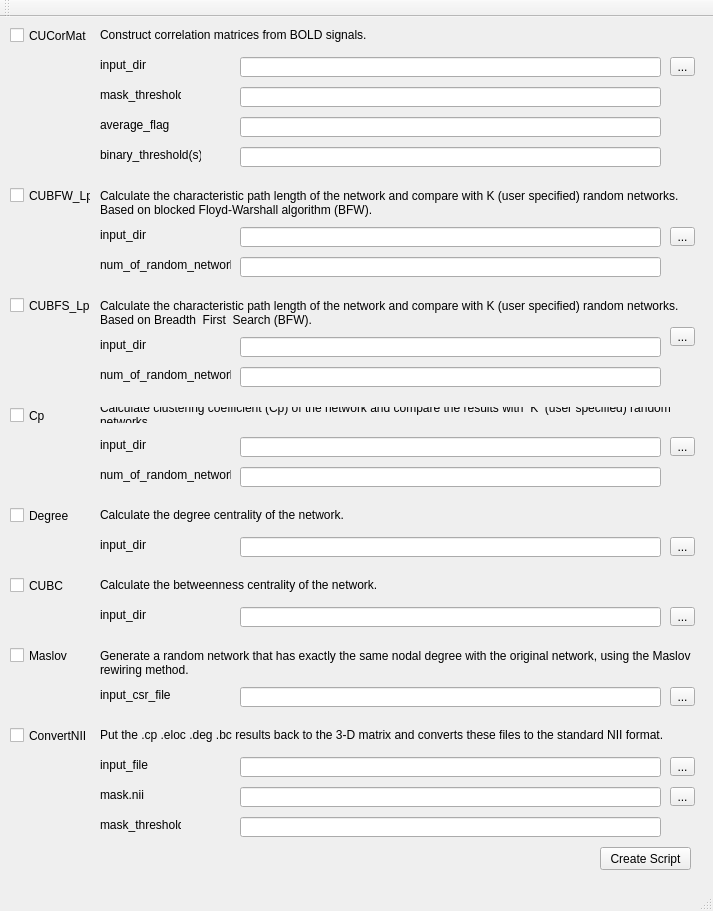
Old version of the form BNALauncher/mainwindow.ui in the repository phisiart/BNALauncher.
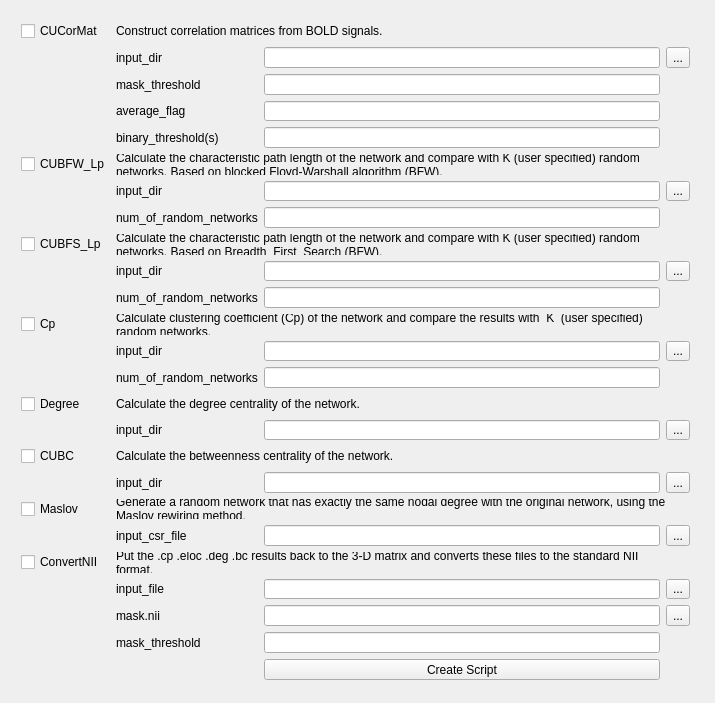
New version of the form.

```diff
--- a/BNALauncher/mainwindow.ui
+++ b/BNALauncher/mainwindow.ui
@@ -12,8 +12,8 @@
    <rect>
     <x>0</x>
     <y>0</y>
-    <width>713</width>
-    <height>911</height>
+    <width>715</width>
+    <height>703</height>
    </rect>
   </property>
   <property name="sizePolicy">
@@ -38,764 +38,394 @@
    <string>BNA Launcher</string>
   </property>
   <widget class="QWidget" name="centralWidget">
-   <widget class="QCheckBox" name="checkCUCorMat">
+   <widget class="QWidget" name="layoutWidget">
     <property name="geometry">
      <rect>
       <x>10</x>
       <y>10</y>
-      <width>91</width>
-      <height>17</height>
+      <width>691</width>
+      <height>681</height>
      </rect>
     </property>
-    <property name="text">
-     <string>CUCorMat</string>
-    </property>
+    <layout class="QGridLayout" name="gridLayout">
+     <item row="0" column="0">
+      <widget class="QCheckBox" name="checkCUCorMat">
+       <property name="text">
+        <string>CUCorMat</string>
+       </property>
+      </widget>
+     </item>
+     <item row="0" column="1" colspan="6">
+      <widget class="QLabel" name="label">
+       <property name="font">
+        <font>
+         <underline>false</underline>
+        </font>
+       </property>
+       <property name="text">
+        <string>Construct correlation matrices from BOLD signals.</string>
+       </property>
+       <property name="wordWrap">
+        <bool>true</bool>
+       </property>
+      </widget>
+     </item>
+     <item row="1" column="1">
+      <widget class="QLabel" name="labelCUCorMat_input_dir">
+       <property name="text">
+        <string>input_dir</string>
+       </property>
+      </widget>
+     </item>
+     <item row="1" column="6">
+      <widget class="QLineEdit" name="lineEditCUCorMat_input_dir">
+       <property name="clearButtonEnabled">
+        <bool>false</bool>
+       </property>
+      </widget>
+     </item>
+     <item row="1" column="7">
+      <widget class="QToolButton" name="toolButtonCUCorMat_input_dir">
+       <property name="text">
+        <string>...</string>
+       </property>
+      </widget>
+     </item>
+     <item row="2" column="1" colspan="3">
+      <widget class="QLabel" name="labelCUCorMat_mask_threshold">
+       <property name="text">
+        <string>mask_threshold</string>
+       </property>
+      </widget>
+     </item>
+     <item row="2" column="6">
+      <widget class="QLineEdit" name="lineEditCUCorMat_mask_threshold"/>
+     </item>
+     <item row="3" column="1" colspan="2">
+      <widget class="QLabel" name="labelCUCorMat_average_flag">
+       <property name="text">
+        <string>average_flag</string>
+       </property>
+      </widget>
+     </item>
+     <item row="3" column="6">
+      <widget class="QLineEdit" name="lineEditCUCorMat_average_flag"/>
+     </item>
+     <item row="4" column="1" colspan="4">
+      <widget class="QLabel" name="labelCUCorMat_binary_thresholds">
+       <property name="text">
+        <string>binary_threshold(s)</string>
+       </property>
+      </widget>
+     </item>
+     <item row="4" column="6">
+      <widget class="QLineEdit" name="lineEditCUCorMat_binary_thresholds"/>
+     </item>
+     <item row="5" column="0">
+      <widget class="QCheckBox" name="checkCUBFW_Lp">
+       <property name="text">
+        <string>CUBFW_Lp</string>
+       </property>
+      </widget>
+     </item>
+     <item row="5" column="1" colspan="7">
+      <widget class="QLabel" name="label_2">
+       <property name="text">
+        <string>Calculate the characteristic path length of the network and compare with K (user specified) random networks. Based on blocked Floyd-Warshall algorithm (BFW).</string>
+       </property>
+       <property name="wordWrap">
+        <bool>true</bool>
+       </property>
+      </widget>
+     </item>
+     <item row="6" column="1">
+      <widget class="QLabel" name="labelCUBFW_Lp_input_dir">
+       <property name="text">
+        <string>input_dir</string>
+       </property>
+      </widget>
+     </item>
+     <item row="6" column="6">
+      <widget class="QLineEdit" name="lineEditCUBFW_Lp_input_dir"/>
+     </item>
+     <item row="6" column="7">
+      <widget class="QToolButton" name="toolButtonCUBFW_Lp_input_dir">
+       <property name="text">
+        <string>...</string>
+       </property>
+      </widget>
+     </item>
+     <item row="7" column="1" colspan="5">
+      <widget class="QLabel" name="labelCUBFW_Lp_num_of_random_networks">
+       <property name="text">
+        <string>num_of_random_networks</string>
+       </property>
+      </widget>
+     </item>
+     <item row="7" column="6">
+      <widget class="QLineEdit" name="lineEditCUBFW_Lp_num_of_random_networks"/>
+     </item>
+     <item row="8" column="0">
+      <widget class="QCheckBox" name="checkCUBFS_Lp">
+       <property name="text">
+        <string>CUBFS_Lp</string>
+       </property>
+      </widget>
+     </item>
+     <item row="8" column="1" colspan="7">
+      <widget class="QLabel" name="label_3">
+       <property name="text">
+        <string>Calculate the characteristic path length of the network and compare with K (user specified) random networks. Based on Breadth  First  Search (BFW).</string>
+       </property>
+       <property name="wordWrap">
+        <bool>true</bool>
+       </property>
+      </widget>
+     </item>
+     <item row="9" column="1">
+      <widget class="QLabel" name="labelCUBFS_Lp_input_dir">
+       <property name="text">
+        <string>input_dir</string>
+       </property>
+      </widget>
+     </item>
+     <item row="9" column="6">
+      <widget class="QLineEdit" name="lineEditCUBFS_Lp_input_dir"/>
+     </item>
+     <item row="9" column="7">
+      <widget class="QToolButton" name="toolButtonCUBFS_Lp_input_dir">
+       <property name="text">
+        <string>...</string>
+       </property>
+      </widget>
+     </item>
+     <item row="10" column="1" colspan="5">
+      <widget class="QLabel" name="labelCUBFS_Lp_num_of_random_networks">
+       <property name="text">
+        <string>num_of_random_networks</string>
+       </property>
+      </widget>
+     </item>
+     <item row="10" column="6">
+      <widget class="QLineEdit" name="lineEditCUBFS_Lp_num_of_random_networks"/>
+     </item>
+     <item row="11" column="0">
+      <widget class="QCheckBox" name="checkCP">
+       <property name="text">
+        <string>Cp</string>
+       </property>
+      </widget>
+     </item>
+     <item row="11" column="1" colspan="6">
+      <widget class="QLabel" name="label_4">
+       <property name="text">
+        <string>Calculate clustering coefficient (Cp) of the network and compare the results with  K  (user specified) random networks.</string>
+       </property>
+       <property name="wordWrap">
+        <bool>true</bool>
+       </property>
+      </widget>
+     </item>
+     <item row="12" column="1">
+      <widget class="QLabel" name="labelCp_input_dir">
+       <property name="text">
+        <string>input_dir</string>
+       </property>
+      </widget>
+     </item>
+     <item row="12" column="6">
+      <widget class="QLineEdit" name="lineEditCp_input_dir"/>
+     </item>
+     <item row="12" column="7">
+      <widget class="QToolButton" name="toolButtonCp_input_dir">
+       <property name="text">
+        <string>...</string>
+       </property>
+      </widget>
+     </item>
+     <item row="13" column="1" colspan="5">
+      <widget class="QLabel" name="labelCp_num_of_random_networks">
+       <property name="text">
+        <string>num_of_random_networks</string>
+       </property>
+      </widget>
+     </item>
+     <item row="13" column="6">
+      <widget class="QLineEdit" name="lineEditCp_num_of_random_networks"/>
+     </item>
+     <item row="14" column="0">
+      <widget class="QCheckBox" name="checkDegree">
+       <property name="text">
+        <string>Degree</string>
+       </property>
+      </widget>
+     </item>
+     <item row="14" column="1" colspan="6">
+      <widget class="QLabel" name="label_5">
+       <property name="text">
+        <string>Calculate the degree centrality of the network.</string>
+       </property>
+       <property name="wordWrap">
+        <bool>true</bool>
+       </property>
+      </widget>
+     </item>
+     <item row="15" column="1">
+      <widget class="QLabel" name="labelDegree_input_dir">
+       <property name="text">
+        <string>input_dir</string>
+       </property>
+      </widget>
+     </item>
+     <item row="15" column="6">
+      <widget class="QLineEdit" name="lineEditDegree_input_dir"/>
+     </item>
+     <item row="15" column="7">
+      <widget class="QToolButton" name="toolButtonDegree_input_dir">
+       <property name="text">
+        <string>...</string>
+       </property>
+      </widget>
+     </item>
+     <item row="16" column="0">
+      <widget class="QCheckBox" name="checkCUBC">
+       <property name="text">
+        <string>CUBC</string>
+       </property>
+      </widget>
+     </item>
+     <item row="16" column="1" colspan="6">
+      <widget class="QLabel" name="label_6">
+       <property name="text">
+        <string>Calculate the betweenness centrality of the network.</string>
+       </property>
+       <property name="wordWrap">
+        <bool>true</bool>
+       </property>
+      </widget>
+     </item>
+     <item row="17" column="1">
+      <widget class="QLabel" name="labelCUBC_input_dir">
+       <property name="text">
+        <string>input_dir</string>
+       </property>
+      </widget>
+     </item>
+     <item row="17" column="6">
+      <widget class="QLineEdit" name="lineEditCUBC_input_dir"/>
+     </item>
+     <item row="17" column="7">
+      <widget class="QToolButton" name="toolButtonCUBC_input_dir">
+       <property name="text">
+        <string>...</string>
+       </property>
+      </widget>
+     </item>
+     <item row="18" column="0">
+      <widget class="QCheckBox" name="checkMaslov">
+       <property name="text">
+        <string>Maslov</string>
+       </property>
+      </widget>
+     </item>
+     <item row="18" column="1" colspan="7">
+      <widget class="QLabel" name="label_7">
+       <property name="text">
+        <string>Generate a random network that has exactly the same nodal degree with the original network, using the Maslov rewiring method.</string>
+       </property>
+       <property name="wordWrap">
+        <bool>true</bool>
+       </property>
+      </widget>
+     </item>
+     <item row="19" column="1" colspan="2">
+      <widget class="QLabel" name="labelMaslov_input_csr_file">
+       <property name="text">
+        <string>input_csr_file</string>
+       </property>
+      </widget>
+     </item>
+     <item row="19" column="6">
+      <widget class="QLineEdit" name="lineEditMaslov_input_csr_file"/>
+     </item>
+     <item row="19" column="7">
+      <widget class="QToolButton" name="toolButtonMaslov_input_csr_file">
+       <property name="text">
+        <string>...</string>
+       </property>
+      </widget>
+     </item>
+     <item row="20" column="0">
+      <widget class="QCheckBox" name="checkConvertNII">
+       <property name="text">
+        <string>ConvertNII</string>
+       </property>
+      </widget>
+     </item>
+     <item row="20" column="1" colspan="6">
+      <widget class="QLabel" name="label_8">
+       <property name="text">
+        <string>Put the .cp .eloc .deg .bc results back to the 3-D matrix and converts these files to the standard NII format.</string>
+       </property>
+       <property name="wordWrap">
+        <bool>true</bool>
+       </property>
+      </widget>
+     </item>
+     <item row="21" column="1">
+      <widget class="QLabel" name="labelConvertNII_input_file">
+       <property name="text">
+        <string>input_file</string>
+       </property>
+      </widget>
+     </item>
+     <item row="21" column="6">
+      <widget class="QLineEdit" name="lineEditConvertNII_input_file"/>
+     </item>
+     <item row="21" column="7">
+      <widget class="QToolButton" name="toolButtonConvertNII_input_file">
+       <property name="text">
+        <string>...</string>
+       </property>
+      </widget>
+     </item>
+     <item row="22" column="1">
+      <widget class="QLabel" name="labelConvertNII_mask_nii">
+       <property name="text">
+        <string>mask.nii</string>
+       </property>
+      </widget>
+     </item>
+     <item row="22" column="6">
+      <widget class="QLineEdit" name="lineEditConvertNII_mask_nii"/>
+     </item>
+     <item row="22" column="7">
+      <widget class="QToolButton" name="toolButtonConvertNII_mask_nii">
+       <property name="text">
+        <string>...</string>
+       </property>
+      </widget>
+     </item>
+     <item row="23" column="1" colspan="3">
+      <widget class="QLabel" name="labelConvertNII_mask_threshold">
+       <property name="text">
+        <string>mask_threshold</string>
+       </property>
+      </widget>
+     </item>
+     <item row="23" column="6">
+      <widget class="QLineEdit" name="lineEditConvertNII_mask_threshold"/>
+     </item>
+     <item row="24" column="6">
+      <widget class="QPushButton" name="pushButtonCreate">
+       <property name="text">
+        <string>Create Script</string>
+       </property>
+      </widget>
+     </item>
+    </layout>
    </widget>
-   <widget class="QCheckBox" name="checkCUBFW_Lp">
-    <property name="geometry">
-     <rect>
-      <x>10</x>
-      <y>170</y>
-      <width>81</width>
-      <height>17</height>
-     </rect>
-    </property>
-    <property name="text">
-     <string>CUBFW_Lp</string>
-    </property>
-   </widget>
-   <widget class="QCheckBox" name="checkCUBFS_Lp">
-    <property name="geometry">
-     <rect>
-      <x>10</x>
-      <y>280</y>
-      <width>81</width>
-      <height>17</height>
-     </rect>
-    </property>
-    <property name="text">
-     <string>CUBFS_Lp</string>
-    </property>
-   </widget>
-   <widget class="QCheckBox" name="checkCP">
-    <property name="geometry">
-     <rect>
-      <x>10</x>
-      <y>390</y>
-      <width>70</width>
-      <height>17</height>
-     </rect>
-    </property>
-    <property name="text">
-     <string>Cp</string>
-    </property>
-   </widget>
-   <widget class="QCheckBox" name="checkDegree">
-    <property name="geometry">
-     <rect>
-      <x>10</x>
-      <y>490</y>
-      <width>70</width>
-      <height>17</height>
-     </rect>
-    </property>
-    <property name="text">
-     <string>Degree</string>
-    </property>
-   </widget>
-   <widget class="QCheckBox" name="checkCUBC">
-    <property name="geometry">
-     <rect>
-      <x>10</x>
-      <y>560</y>
-      <width>70</width>
-      <height>17</height>
-     </rect>
-    </property>
-    <property name="text">
-     <string>CUBC</string>
-    </property>
-   </widget>
-   <widget class="QCheckBox" name="checkMaslov">
-    <property name="geometry">
-     <rect>
-      <x>10</x>
-      <y>630</y>
-      <width>70</width>
-      <height>17</height>
-     </rect>
-    </property>
-    <property name="text">
-     <string>Maslov</string>
-    </property>
-   </widget>
-   <widget class="QCheckBox" name="checkConvertNII">
-    <property name="geometry">
-     <rect>
-      <x>10</x>
-      <y>710</y>
-      <width>81</width>
-      <height>17</height>
-     </rect>
-    </property>
-    <property name="text">
-     <string>ConvertNII</string>
-    </property>
-   </widget>
-   <widget class="QLineEdit" name="lineEditCUCorMat_input_dir">
-    <property name="geometry">
-     <rect>
-      <x>240</x>
-      <y>40</y>
-      <width>421</width>
-      <height>20</height>
-     </rect>
-    </property>
-    <property name="clearButtonEnabled">
-     <bool>false</bool>
-    </property>
-   </widget>
-   <widget class="QLabel" name="labelCUCorMat_input_dir">
-    <property name="geometry">
-     <rect>
-      <x>100</x>
-      <y>40</y>
-      <width>51</width>
-      <height>16</height>
-     </rect>
-    </property>
-    <property name="text">
-     <string>input_dir</string>
-    </property>
-   </widget>
-   <widget class="QLineEdit" name="lineEditCUCorMat_mask_threshold">
-    <property name="geometry">
-     <rect>
-      <x>240</x>
-      <y>70</y>
-      <width>421</width>
-      <height>20</height>
-     </rect>
-    </property>
-   </widget>
-   <widget class="QLabel" name="labelCUCorMat_mask_threshold">
-    <property name="geometry">
-     <rect>
-      <x>100</x>
-      <y>70</y>
-      <width>81</width>
-      <height>16</height>
-     </rect>
-    </property>
-    <property name="text">
-     <string>mask_threshold</string>
-    </property>
-   </widget>
-   <widget class="QLineEdit" name="lineEditCUCorMat_average_flag">
-    <property name="geometry">
-     <rect>
-      <x>240</x>
-      <y>100</y>
-      <width>421</width>
-      <height>20</height>
-     </rect>
-    </property>
-   </widget>
-   <widget class="QLabel" name="labelCUCorMat_average_flag">
-    <property name="geometry">
-     <rect>
-      <x>100</x>
-      <y>100</y>
-      <width>71</width>
-      <height>16</height>
-     </rect>
-    </property>
-    <property name="text">
-     <string>average_flag</string>
-    </property>
-   </widget>
-   <widget class="QLineEdit" name="lineEditCUCorMat_binary_thresholds">
-    <property name="geometry">
-     <rect>
-      <x>240</x>
-      <y>130</y>
-      <width>421</width>
-      <height>20</height>
-     </rect>
-    </property>
-   </widget>
-   <widget class="QLabel" name="labelCUCorMat_binary_thresholds">
-    <property name="geometry">
-     <rect>
-      <x>100</x>
-      <y>130</y>
-      <width>101</width>
-      <height>16</height>
-     </rect>
-    </property>
-    <property name="text">
-     <string>binary_threshold(s)</string>
-    </property>
-   </widget>
-   <widget class="QLabel" name="labelCUBFW_Lp_input_dir">
-    <property name="geometry">
-     <rect>
-      <x>100</x>
-      <y>210</y>
-      <width>51</width>
-      <height>16</height>
-     </rect>
-    </property>
-    <property name="text">
-     <string>input_dir</string>
-    </property>
-   </widget>
-   <widget class="QLineEdit" name="lineEditCUBFW_Lp_input_dir">
-    <property name="geometry">
-     <rect>
-      <x>240</x>
-      <y>210</y>
-      <width>421</width>
-      <height>20</height>
-     </rect>
-    </property>
-   </widget>
-   <widget class="QLineEdit" name="lineEditCUBFW_Lp_num_of_random_networks">
-    <property name="geometry">
-     <rect>
-      <x>240</x>
-      <y>240</y>
-      <width>421</width>
-      <height>20</height>
-     </rect>
-    </property>
-   </widget>
-   <widget class="QLineEdit" name="lineEditCUBFS_Lp_input_dir">
-    <property name="geometry">
-     <rect>
-      <x>240</x>
-      <y>320</y>
-      <width>421</width>
-      <height>20</height>
-     </rect>
-    </property>
-   </widget>
-   <widget class="QLabel" name="labelCUBFW_Lp_num_of_random_networks">
-    <property name="geometry">
-     <rect>
-      <x>100</x>
-      <y>240</y>
-      <width>131</width>
-      <height>16</height>
-     </rect>
-    </property>
-    <property name="text">
-     <string>num_of_random_networks</string>
-    </property>
-   </widget>
-   <widget class="QLabel" name="labelCUBFS_Lp_num_of_random_networks">
-    <property name="geometry">
-     <rect>
-      <x>100</x>
-      <y>350</y>
-      <width>131</width>
-      <height>16</height>
-     </rect>
-    </property>
-    <property name="text">
-     <string>num_of_random_networks</string>
-    </property>
-   </widget>
-   <widget class="QLineEdit" name="lineEditCUBFS_Lp_num_of_random_networks">
-    <property name="geometry">
-     <rect>
-      <x>240</x>
-      <y>350</y>
-      <width>421</width>
-      <height>20</height>
-     </rect>
-    </property>
-   </widget>
-   <widget class="QLabel" name="labelCUBFS_Lp_input_dir">
-    <property name="geometry">
-     <rect>
-      <x>100</x>
-      <y>320</y>
-      <width>51</width>
-      <height>16</height>
-     </rect>
-    </property>
-    <property name="text">
-     <string>input_dir</string>
-    </property>
-   </widget>
-   <widget class="QLabel" name="labelCp_input_dir">
-    <property name="geometry">
-     <rect>
-      <x>100</x>
-      <y>420</y>
-      <width>51</width>
-      <height>16</height>
-     </rect>
-    </property>
-    <property name="text">
-     <string>input_dir</string>
-    </property>
-   </widget>
-   <widget class="QLineEdit" name="lineEditCp_input_dir">
-    <property name="geometry">
-     <rect>
-      <x>240</x>
-      <y>420</y>
-      <width>421</width>
-      <height>20</height>
-     </rect>
-    </property>
-   </widget>
-   <widget class="QLabel" name="labelCp_num_of_random_networks">
-    <property name="geometry">
-     <rect>
-      <x>100</x>
-      <y>450</y>
-      <width>131</width>
-      <height>16</height>
-     </rect>
-    </property>
-    <property name="text">
-     <string>num_of_random_networks</string>
-    </property>
-   </widget>
-   <widget class="QLineEdit" name="lineEditCp_num_of_random_networks">
-    <property name="geometry">
-     <rect>
-      <x>240</x>
-      <y>450</y>
-      <width>421</width>
-      <height>20</height>
-     </rect>
-    </property>
-   </widget>
-   <widget class="QLabel" name="labelDegree_input_dir">
-    <property name="geometry">
-     <rect>
-      <x>100</x>
-      <y>520</y>
-      <width>51</width>
-      <height>16</height>
-     </rect>
-    </property>
-    <property name="text">
-     <string>input_dir</string>
-    </property>
-   </widget>
-   <widget class="QLineEdit" name="lineEditDegree_input_dir">
-    <property name="geometry">
-     <rect>
-      <x>240</x>
-      <y>520</y>
-      <width>421</width>
-      <height>20</height>
-     </rect>
-    </property>
-   </widget>
-   <widget class="QLabel" name="labelCUBC_input_dir">
-    <property name="geometry">
-     <rect>
-      <x>100</x>
-      <y>590</y>
-      <width>51</width>
-      <height>16</height>
-     </rect>
-    </property>
-    <property name="text">
-     <string>input_dir</string>
-    </property>
-   </widget>
-   <widget class="QLineEdit" name="lineEditCUBC_input_dir">
-    <property name="geometry">
-     <rect>
-      <x>240</x>
-      <y>590</y>
-      <width>421</width>
-      <height>20</height>
-     </rect>
-    </property>
-   </widget>
-   <widget class="QLabel" name="labelMaslov_input_csr_file">
-    <property name="geometry">
-     <rect>
-      <x>100</x>
-      <y>670</y>
-      <width>71</width>
-      <height>16</height>
-     </rect>
-    </property>
-    <property name="text">
-     <string>input_csr_file</string>
-    </property>
-   </widget>
-   <widget class="QLineEdit" name="lineEditMaslov_input_csr_file">
-    <property name="geometry">
-     <rect>
-      <x>240</x>
-      <y>670</y>
-      <width>421</width>
-      <height>20</height>
-     </rect>
-    </property>
-   </widget>
-   <widget class="QLabel" name="labelConvertNII_input_file">
-    <property name="geometry">
-     <rect>
-      <x>100</x>
-      <y>740</y>
-      <width>71</width>
-      <height>16</height>
-     </rect>
-    </property>
-    <property name="text">
-     <string>input_file</string>
-    </property>
-   </widget>
-   <widget class="QLineEdit" name="lineEditConvertNII_input_file">
-    <property name="geometry">
-     <rect>
-      <x>240</x>
-      <y>740</y>
-      <width>421</width>
-      <height>20</height>
-     </rect>
-    </property>
-   </widget>
-   <widget class="QLineEdit" name="lineEditConvertNII_mask_nii">
-    <property name="geometry">
-     <rect>
-      <x>240</x>
-      <y>770</y>
-      <width>421</width>
-      <height>20</height>
-     </rect>
-    </property>
-   </widget>
-   <widget class="QLabel" name="labelConvertNII_mask_nii">
-    <property name="geometry">
-     <rect>
-      <x>100</x>
-      <y>770</y>
-      <width>71</width>
-      <height>16</height>
-     </rect>
-    </property>
-    <property name="text">
-     <string>mask.nii</string>
-    </property>
-   </widget>
-   <widget class="QLineEdit" name="lineEditConvertNII_mask_threshold">
-    <property name="geometry">
-     <rect>
-      <x>240</x>
-      <y>800</y>
-      <width>421</width>
-      <height>20</height>
-     </rect>
-    </property>
-   </widget>
-   <widget class="QLabel" name="labelConvertNII_mask_threshold">
-    <property name="geometry">
-     <rect>
-      <x>100</x>
-      <y>800</y>
-      <width>81</width>
-      <height>16</height>
-     </rect>
-    </property>
-    <property name="text">
-     <string>mask_threshold</string>
-    </property>
-   </widget>
-   <widget class="QPushButton" name="pushButtonCreate">
-    <property name="geometry">
-     <rect>
-      <x>600</x>
-      <y>830</y>
-      <width>91</width>
-      <height>23</height>
-     </rect>
-    </property>
-    <property name="text">
-     <string>Create Script</string>
-    </property>
-   </widget>
-   <widget class="QToolButton" name="toolButtonCUCorMat_input_dir">
-    <property name="geometry">
-     <rect>
-      <x>670</x>
-      <y>40</y>
-      <width>25</width>
-      <height>19</height>
-     </rect>
-    </property>
-    <property name="text">
-     <string>...</string>
-    </property>
-   </widget>
-   <widget class="QToolButton" name="toolButtonCUBFW_Lp_input_dir">
-    <property name="geometry">
-     <rect>
-      <x>670</x>
-      <y>210</y>
-      <width>25</width>
-      <height>19</height>
-     </rect>
-    </property>
-    <property name="text">
-     <string>...</string>
-    </property>
-   </widget>
-   <widget class="QToolButton" name="toolButtonCUBFS_Lp_input_dir">
-    <property name="geometry">
-     <rect>
-      <x>670</x>
-      <y>310</y>
-      <width>25</width>
-      <height>19</height>
-     </rect>
-    </property>
-    <property name="text">
-     <string>...</string>
-    </property>
-   </widget>
-   <widget class="QToolButton" name="toolButtonCp_input_dir">
-    <property name="geometry">
-     <rect>
-      <x>670</x>
-      <y>420</y>
-      <width>25</width>
-      <height>19</height>
-     </rect>
-    </property>
-    <property name="text">
-     <string>...</string>
-    </property>
-   </widget>
-   <widget class="QToolButton" name="toolButtonDegree_input_dir">
-    <property name="geometry">
-     <rect>
-      <x>670</x>
-      <y>520</y>
-      <width>25</width>
-      <height>19</height>
-     </rect>
-    </property>
-    <property name="text">
-     <string>...</string>
-    </property>
-   </widget>
-   <widget class="QToolButton" name="toolButtonCUBC_input_dir">
-    <property name="geometry">
-     <rect>
-      <x>670</x>
-      <y>590</y>
-      <width>25</width>
-      <height>19</height>
-     </rect>
-    </property>
-    <property name="text">
-     <string>...</string>
-    </property>
-   </widget>
-   <widget class="QToolButton" name="toolButtonMaslov_input_csr_file">
-    <property name="geometry">
-     <rect>
-      <x>670</x>
-      <y>670</y>
-      <width>25</width>
-      <height>19</height>
-     </rect>
-    </property>
-    <property name="text">
-     <string>...</string>
-    </property>
-   </widget>
-   <widget class="QToolButton" name="toolButtonConvertNII_input_file">
-    <property name="geometry">
-     <rect>
-      <x>670</x>
-      <y>740</y>
-      <width>25</width>
-      <height>19</height>
-     </rect>
-    </property>
-    <property name="text">
-     <string>...</string>
-    </property>
-   </widget>
-   <widget class="QToolButton" name="toolButtonConvertNII_mask_nii">
-    <property name="geometry">
-     <rect>
-      <x>670</x>
-      <y>770</y>
-      <width>25</width>
-      <height>19</height>
-     </rect>
-    </property>
-    <property name="text">
-     <string>...</string>
-    </property>
-   </widget>
-   <widget class="QLabel" name="label">
-    <property name="geometry">
-     <rect>
-      <x>100</x>
-      <y>10</y>
-      <width>491</width>
-      <height>16</height>
-     </rect>
-    </property>
-    <property name="font">
-     <font>
-      <underline>false</underline>
-     </font>
-    </property>
-    <property name="text">
-     <string>Construct correlation matrices from BOLD signals.</string>
-    </property>
-    <property name="wordWrap">
-     <bool>true</bool>
-    </property>
-   </widget>
-   <widget class="QLabel" name="label_2">
-    <property name="geometry">
-     <rect>
-      <x>100</x>
-      <y>170</y>
-      <width>601</width>
-      <height>31</height>
-     </rect>
-    </property>
-    <property name="text">
-     <string>Calculate the characteristic path length of the network and compare with K (user specified) random networks. Based on blocked Floyd-Warshall algorithm (BFW).</string>
-    </property>
-    <property name="wordWrap">
-     <bool>true</bool>
-    </property>
-   </widget>
-   <widget class="QLabel" name="label_3">
-    <property name="geometry">
-     <rect>
-      <x>100</x>
-      <y>280</y>
-      <width>601</width>
-      <height>31</height>
-     </rect>
-    </property>
-    <property name="text">
-     <string>Calculate the characteristic path length of the network and compare with K (user specified) random networks. Based on Breadth  First  Search (BFW).</string>
-    </property>
-    <property name="wordWrap">
-     <bool>true</bool>
-    </property>
-   </widget>
-   <widget class="QLabel" name="label_4">
-    <property name="geometry">
-     <rect>
-      <x>100</x>
-      <y>390</y>
-      <width>601</width>
-      <height>16</height>
-     </rect>
-    </property>
-    <property name="text">
-     <string>Calculate clustering coefficient (Cp) of the network and compare the results with  K  (user specified) random networks.</string>
-    </property>
-    <property name="wordWrap">
-     <bool>true</bool>
-    </property>
-   </widget>
-   <widget class="QLabel" name="label_5">
-    <property name="geometry">
-     <rect>
-      <x>100</x>
-      <y>490</y>
-      <width>601</width>
-      <height>16</height>
-     </rect>
-    </property>
-    <property name="text">
-     <string>Calculate the degree centrality of the network.</string>
-    </property>
-    <property name="wordWrap">
-     <bool>true</bool>
-    </property>
-   </widget>
-   <widget class="QLabel" name="label_6">
-    <property name="geometry">
-     <rect>
-      <x>100</x>
-      <y>560</y>
-      <width>601</width>
-      <height>16</height>
-     </rect>
-    </property>
-    <property name="text">
-     <string>Calculate the betweenness centrality of the network.</string>
-    </property>
-    <property name="wordWrap">
-     <bool>true</bool>
-    </property>
-   </widget>
-   <widget class="QLabel" name="label_7">
-    <property name="geometry">
-     <rect>
-      <x>100</x>
-      <y>630</y>
-      <width>601</width>
-      <height>31</height>
-     </rect>
-    </property>
-    <property name="text">
-     <string>Generate a random network that has exactly the same nodal degree with the original network, using the Maslov rewiring method.</string>
-    </property>
-    <property name="wordWrap">
-     <bool>true</bool>
-    </property>
-   </widget>
-   <widget class="QLabel" name="label_8">
-    <property name="geometry">
-     <rect>
-      <x>100</x>
-      <y>710</y>
-      <width>601</width>
-      <height>16</height>
-     </rect>
-    </property>
-    <property name="text">
-     <string>Put the .cp .eloc .deg .bc results back to the 3-D matrix and converts these files to the standard NII format.</string>
-    </property>
-    <property name="wordWrap">
-     <bool>true</bool>
-    </property>
-   </widget>
   </widget>
-  <widget class="QMenuBar" name="menuBar">
-   <property name="geometry">
-    <rect>
-     <x>0</x>
-     <y>0</y>
-     <width>713</width>
-     <height>21</height>
-    </rect>
-   </property>
-  </widget>
-  <widget class="QToolBar" name="mainToolBar">
-   <attribute name="toolBarArea">
-    <enum>TopToolBarArea</enum>
-   </attribute>
-   <attribute name="toolBarBreak">
-    <bool>false</bool>
-   </attribute>
-  </widget>
-  <widget class="QStatusBar" name="statusBar"/>
  </widget>
  <layoutdefault spacing="6" margin="11"/>
  <resources/>
```
